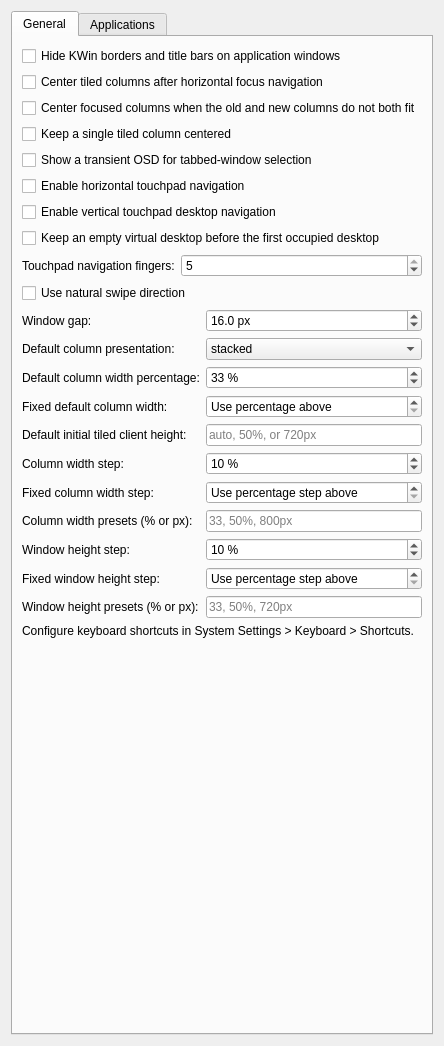
First picture: the form in packaging/kwin-script/contents/ui/config.ui, repository kontonkara/driftile, before the edit.
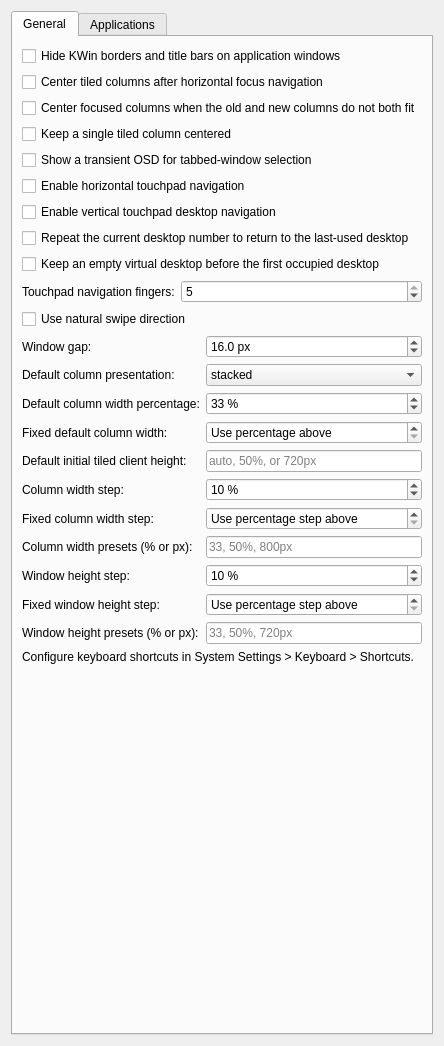
Second picture: the form after the edit.

Commit message: feat(config): expose numbered desktop back-and-forth

```diff
--- a/packaging/kwin-script/contents/ui/config.ui
+++ b/packaging/kwin-script/contents/ui/config.ui
@@ -71,6 +71,16 @@
          </property>
         </widget>
        </item>
+       <item>
+        <widget class="QCheckBox" name="kcfg_WorkspaceAutoBackAndForth">
+         <property name="text">
+          <string>Repeat the current desktop number to return to the last-used desktop</string>
+         </property>
+         <property name="toolTip">
+          <string>Applies only when a numbered direct desktop selection resolves and clamps to the desktop already current on the active output. A valid distinct last-used desktop on that output is selected instead. Missing history, stale targets, and rejected requests do nothing. Adjacent navigation and the explicit last-used action are unchanged. Changing this setting does not switch desktops or alter selection history.</string>
+         </property>
+        </widget>
+       </item>
        <item>
         <widget class="QCheckBox" name="kcfg_EmptyDesktopAboveFirst">
          <property name="text">
```
The commit also changes 3 other files.
